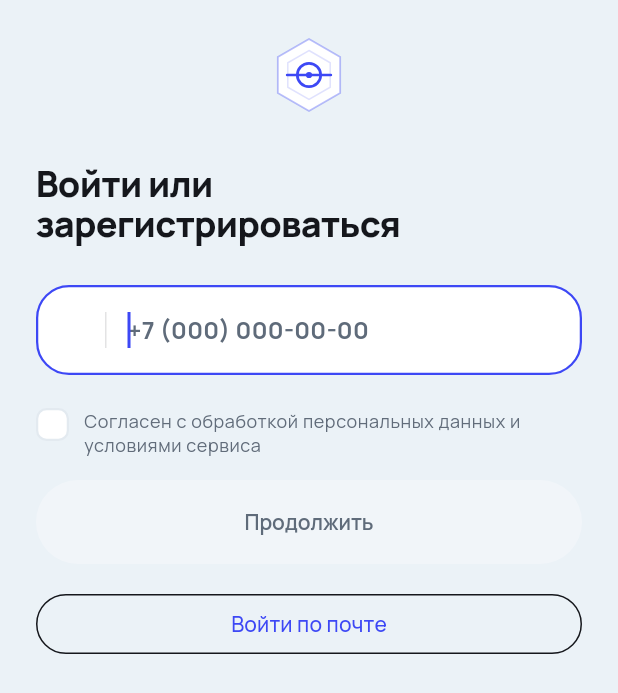
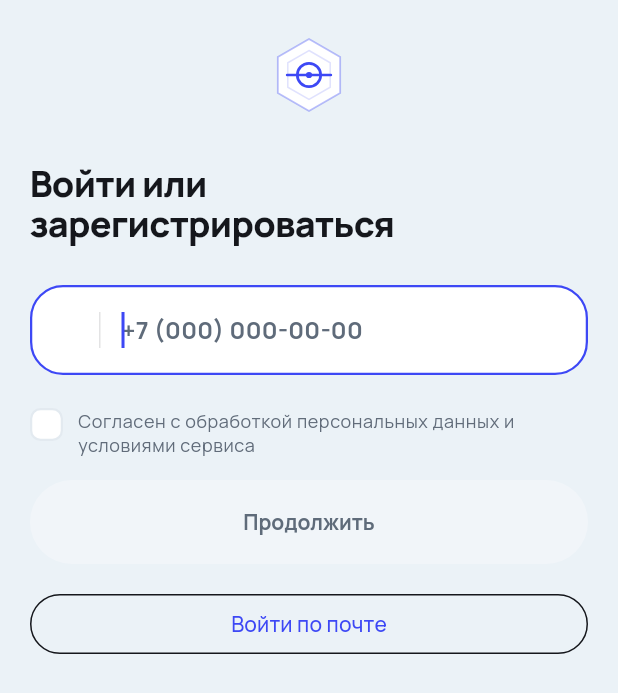
Before and after one commit to Cubleon/SportVenueApp, a Flutter app: the screen it shows after launch, on a phone screen of 412 x 824 dp. Shown: the top 693 px of the screen. Run offline on Flutter 3.47's test engine with Material 3 defaults, Android fonts, the phone set to English and light mode, and no system bars; our stand-ins replace flutter_secure_storage, go_router, qr_flutter; missing offline and left inert: maplibre.

Commit message:
style: bold buttons, and the small things made the same everywhere
- Buttons are set bold (700, was 600), the pinned ones and the text
  buttons alike, so the thing to press reads before the words around it.
- Sign-in, the email code and the sports question kept a 24 gutter where
  every other screen keeps 20; the edge of the content jumped on the way
  in. They keep 20 now, the sports grid included.
- A step in creating a game sat 18 below the last, a step in booking 16;
  both are 16.
- Icon tiles came in three sizes and corners (42x46 at 13, 44x44 at 12,
  46x46 at 14) and two tints; all are 44 at 12 on the soft accent, with
  12 to their text.
- The search sheet had a shorter handle and a tighter corner than every
  other sheet; it has theirs now.
- The free-hours tag on the home was set at 10.5, under the theme's
  smallest size; it uses the theme's 11.

Co-Authored-By: Claude Opus 5.5 <noreply@anthropic.com>
Claude-Session: https://claude.ai/code/session_01XDfTi3aiSJrusEfPz9cqCn

```diff
--- a/lib/src/screens/auth_screens.dart
+++ b/lib/src/screens/auth_screens.dart
@@ -199,7 +199,7 @@ class _RegistrationScreenState extends State<RegistrationScreen> {
     return Scaffold(
       body: SafeArea(
         child: SingleChildScrollView(
-          padding: const EdgeInsets.fromLTRB(24, 24, 24, 28),
+          padding: const EdgeInsets.fromLTRB(20, 24, 20, 28),
           child: Column(
             crossAxisAlignment: CrossAxisAlignment.stretch,
             children: [
@@ -552,7 +552,7 @@ class _CallVerificationScreenState extends State<CallVerificationScreen>
     return Scaffold(
       body: SafeArea(
         child: SingleChildScrollView(
-          padding: const EdgeInsets.fromLTRB(24, 18, 24, 32),
+          padding: const EdgeInsets.fromLTRB(20, 18, 20, 32),
           child: Column(
             crossAxisAlignment: CrossAxisAlignment.stretch,
             children: [
--- a/lib/src/screens/create_game_screen.dart
+++ b/lib/src/screens/create_game_screen.dart
@@ -674,8 +674,9 @@ class _Block extends StatelessWidget {
 
   @override
   Widget build(BuildContext context) {
+    // The same gap as the booking screen's steps, which this mirrors.
     return Padding(
-      padding: const EdgeInsets.only(top: 18),
+      padding: const EdgeInsets.only(top: 16),
       child: Column(
         crossAxisAlignment: CrossAxisAlignment.start,
         children: [
--- a/lib/src/screens/email_auth_screens.dart
+++ b/lib/src/screens/email_auth_screens.dart
@@ -69,7 +69,7 @@ class _EmailSignInScreenState extends State<EmailSignInScreen> {
       ),
       body: SafeArea(
         child: SingleChildScrollView(
-          padding: const EdgeInsets.all(24),
+          padding: const EdgeInsets.symmetric(horizontal: 20, vertical: 24),
           child: Column(
             crossAxisAlignment: CrossAxisAlignment.stretch,
             children: [
@@ -274,7 +274,7 @@ class _EmailVerificationScreenState extends State<EmailVerificationScreen> {
       appBar: AppBar(leading: BackButton(onPressed: widget.onBack)),
       body: SafeArea(
         child: SingleChildScrollView(
-          padding: const EdgeInsets.all(24),
+          padding: const EdgeInsets.symmetric(horizontal: 20, vertical: 24),
           child: Column(
             crossAxisAlignment: CrossAxisAlignment.stretch,
             children: [
--- a/lib/src/screens/home_screen.dart
+++ b/lib/src/screens/home_screen.dart
@@ -1240,7 +1240,6 @@ class _Tag extends StatelessWidget {
       child: Text(
         label,
         style: context.text.labelSmall?.copyWith(
-          fontSize: 10.5,
           color: live ? colors.accent : colors.muted,
           fontWeight: FontWeight.w700,
         ),
--- a/lib/src/screens/search_screen.dart
+++ b/lib/src/screens/search_screen.dart
@@ -468,7 +468,7 @@ class _ResultsSheet extends StatelessWidget {
         return DecoratedBox(
           decoration: BoxDecoration(
             color: context.colors.surface,
-            borderRadius: const BorderRadius.vertical(top: Radius.circular(22)),
+            borderRadius: const BorderRadius.vertical(top: Radius.circular(24)),
             boxShadow: [
               BoxShadow(
                 color: context.colors.ink.withValues(alpha: 0.16),
@@ -483,7 +483,7 @@ class _ResultsSheet extends StatelessWidget {
             children: [
               Center(
                 child: Container(
-                  width: 40,
+                  width: 44,
                   height: 4,
                   decoration: BoxDecoration(
                     color: context.colors.ink.withValues(alpha: 0.18),
--- a/lib/src/screens/sport_selection_screen.dart
+++ b/lib/src/screens/sport_selection_screen.dart
@@ -45,7 +45,7 @@ class _SportSelectionScreenState extends State<SportSelectionScreen> {
           crossAxisAlignment: CrossAxisAlignment.stretch,
           children: [
             Padding(
-              padding: const EdgeInsets.fromLTRB(24, 18, 24, 0),
+              padding: const EdgeInsets.fromLTRB(20, 18, 20, 0),
               child: Column(
                 crossAxisAlignment: CrossAxisAlignment.start,
                 children: [
@@ -80,7 +80,7 @@ class _SportSelectionScreenState extends State<SportSelectionScreen> {
                     )
                   : GridView.builder(
                       key: const ValueKey('sports-grid'),
-                      padding: const EdgeInsets.fromLTRB(18, 18, 18, 16),
+                      padding: const EdgeInsets.fromLTRB(20, 18, 20, 16),
                       gridDelegate:
                           const SliverGridDelegateWithFixedCrossAxisCount(
                             crossAxisCount: 2,
--- a/lib/src/theme/app_theme.dart
+++ b/lib/src/theme/app_theme.dart
@@ -422,7 +422,7 @@ class AppTheme {
         style: TextButton.styleFrom(
           foregroundColor: colors.accent,
           textStyle: textTheme.labelLarge?.copyWith(
-            fontWeight: FontWeight.w600,
+            fontWeight: FontWeight.w700,
           ),
         ),
       ),
--- a/lib/src/widgets/shared_widgets.dart
+++ b/lib/src/widgets/shared_widgets.dart
@@ -256,9 +256,11 @@ class PrimaryButton extends StatelessWidget {
                         maxLines: 2,
                         textAlign: TextAlign.center,
                         overflow: TextOverflow.ellipsis,
+                        // Bold, so the one thing to press reads before the
+                        // words around it.
                         style: context.text.titleSmall?.copyWith(
                           color: foreground,
-                          fontWeight: FontWeight.w600,
+                          fontWeight: FontWeight.w700,
                           letterSpacing: -0.05,
                           height: 1.15,
                         ),
```
Also changed, not shown: lib/src/screens/main_shell.dart (+5 -5 lines), lib/src/screens/profile_screen.dart (+4 -4 lines).
